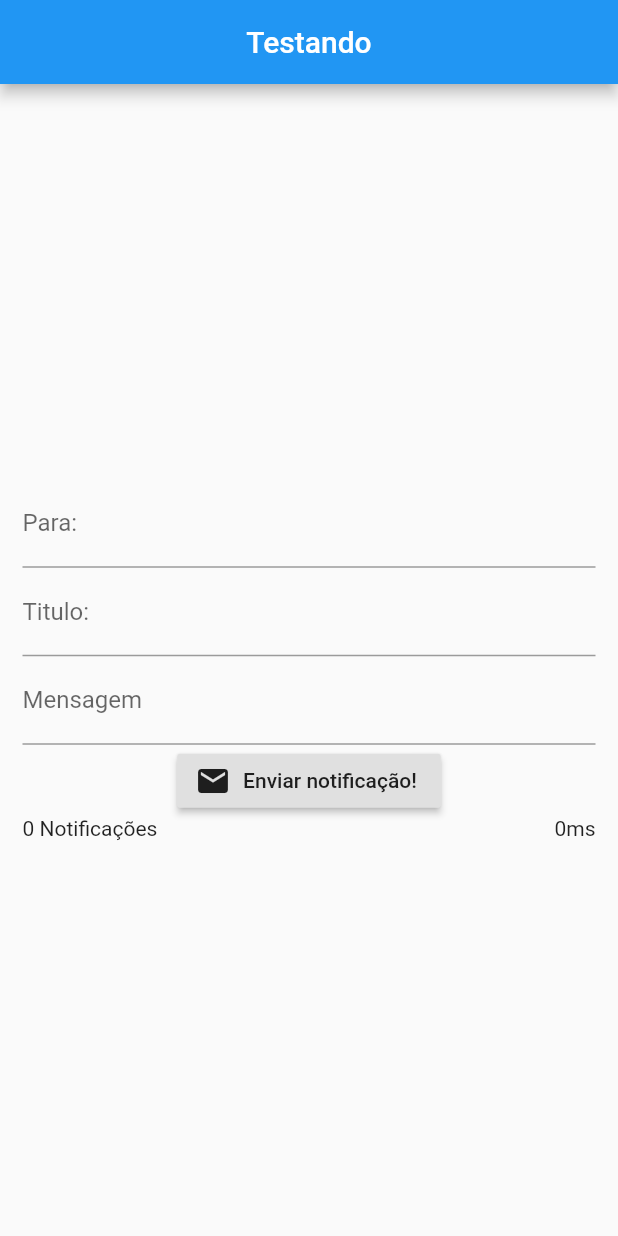
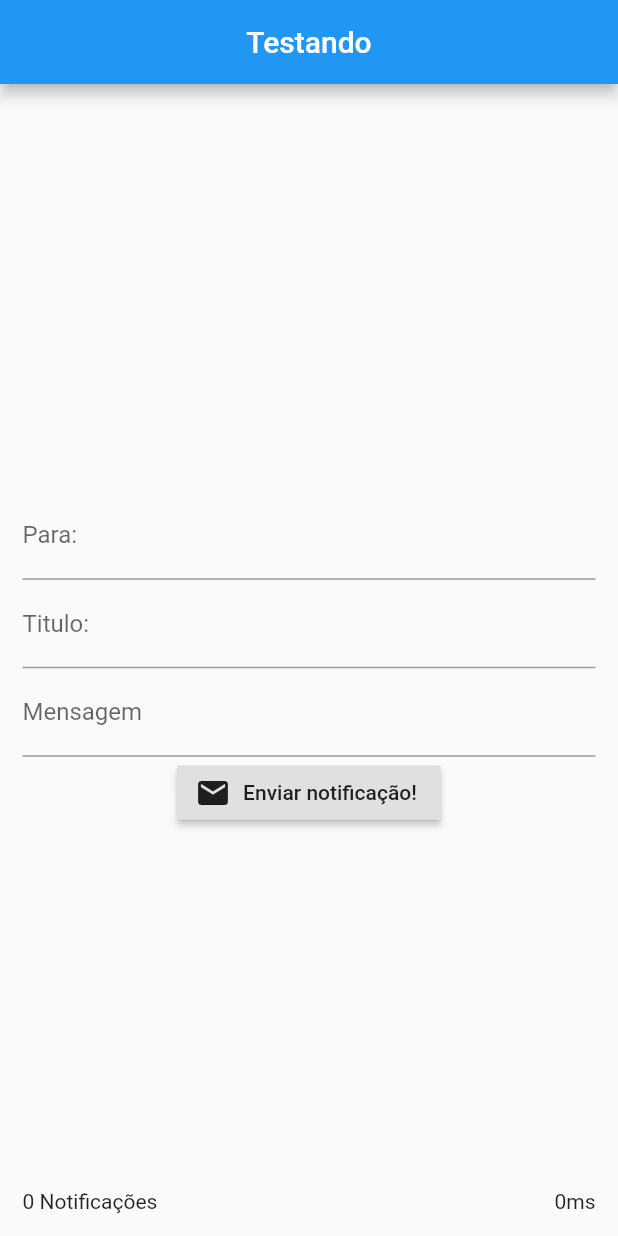
Before and after one commit to IsMalware/notificapp, a Flutter app: the screen it shows after launch, on a phone screen of 412 x 824 dp. Run offline on Flutter 3.47's test engine with Material 2 defaults, Android fonts, the phone set to English and light mode, and no system bars; our stand-ins replace dio, firebase_messaging; accounts and stored records are empty.

Commit message:
realizando alterações

```diff
--- a/lib/main.dart
+++ b/lib/main.dart
@@ -98,36 +98,38 @@ class _HomeState extends State<Home> {
       child: Container(
         height: MediaQuery.of(context).size.height,
         padding: const EdgeInsets.all(15),
-        child: Center(
-          child: Column(
+        child: Stack(
+          children: <Widget>[
+            Column(
               mainAxisAlignment: MainAxisAlignment.center,
               children: <Widget>[
                 _form('Para:', controllerUsers),
                 _form('Titulo: ', controllerTitle),
                 _form('Mensagem', controllerBody),
                 RaisedButton.icon(
-                onPressed: () {
-                  stopwatch.start();
-                  notifica();
-                  setState(() {
-                    time = stopwatch.elapsed.inMilliseconds;
-                  });
-                  stopwatch.stop();
-                },
+                  onPressed: contaTime,
                   icon: Icon(Icons.email),
                   label: Text(
                     'Enviar notificação!',
                   ),
                 ),
-              Row(
+              ],
+            ),
+            Align(
+              alignment: Alignment.bottomCenter,
+              child: Row(
                 mainAxisAlignment: MainAxisAlignment.spaceBetween,
                 children: <Widget>[
-                  Text('$totalNotifica Notificações'),
-                  Text(time.toString() + 'ms'),
-                ],
+                  Text(
+                    '$totalNotifica Notificações',
+                  ),
+                  Text(
+                    time.toString() + 'ms',
                   ),
                 ],
               ),
+            ),
+          ],
         ),
       ),
     );
@@ -162,12 +164,20 @@ class _HomeState extends State<Home> {
         contentType: "application/json",
       ),
     );
-    if (response.statusCode != 200) {
+    print(response);
+    if (response.data['success'] != 1) {
       return null;
     } else {
       setState(() {
         totalNotifica++;
+        time = stopwatch.elapsed.inMilliseconds;
       });
     }
   }
+
+  void contaTime() {
+    stopwatch.start();
+    notifica();
+    stopwatch.stop();
   }
+}
```
Lines whose indentation alone changed are shown as unchanged.
